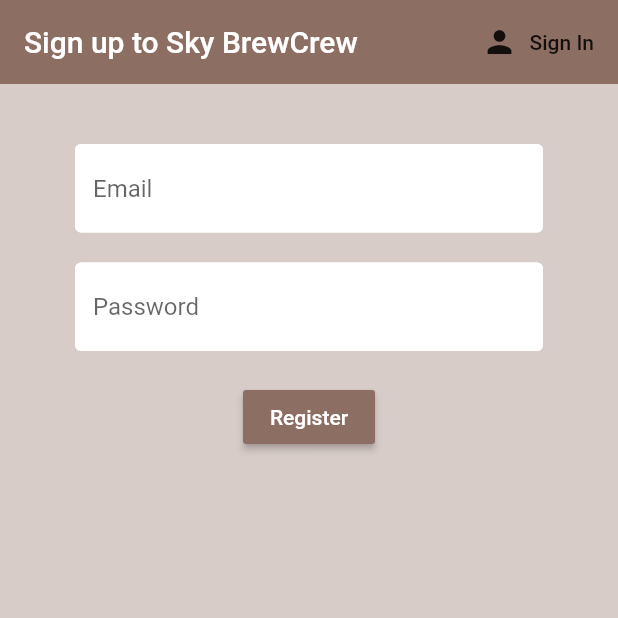
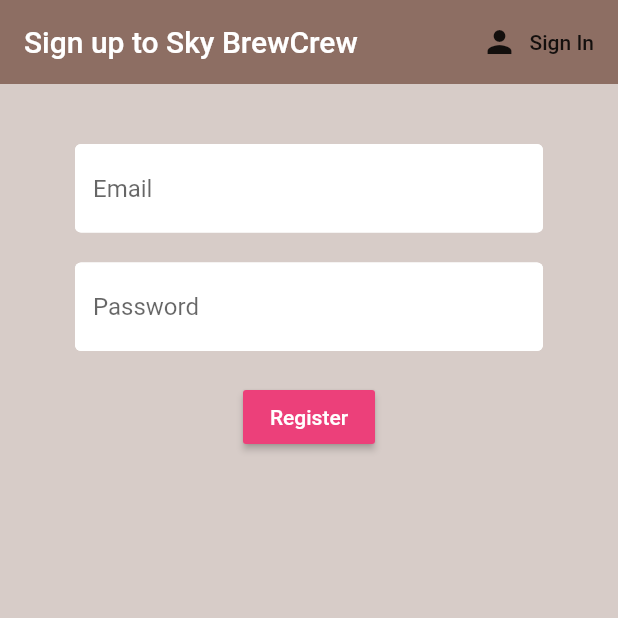
Before and after one commit to AlexSky230/brew_crew, a Flutter app: the screen it shows after launch, after a tap on "Sign In", after a tap on "Register", on a phone screen of 412 x 824 dp, the top half of it. Run offline on Flutter 3.47's test engine with Material 2 defaults, Android fonts, the phone set to English and light mode, and no system bars; our stand-ins replace firebase_auth, firebase_core, flutter_spinkit; accounts and stored records are empty.

Commit message:
Styles returned to tutorial styles

```diff
--- a/lib/common/constants.dart
+++ b/lib/common/constants.dart
@@ -8,7 +8,7 @@ final textImportDecoration = InputDecoration(
   ),
   focusedBorder: OutlineInputBorder(
     borderSide: BorderSide(
-        color: Colors.brown[400],
+        color: Colors.pink[400],
         width: 2
     ),
   ),
--- a/lib/screens/authenticate/register.dart
+++ b/lib/screens/authenticate/register.dart
@@ -71,7 +71,7 @@ class _RegisterState extends State<Register> {
               ),
               SizedBox(height: 20),
               RaisedButton(
-                color: Colors.brown[400],
+                color: Colors.pink[400],
                 child: Text(
                   'Register',
                   style: TextStyle(color: Colors.white),
--- a/lib/screens/authenticate/sign_in.dart
+++ b/lib/screens/authenticate/sign_in.dart
@@ -72,7 +72,7 @@ class _SignInState extends State<SignIn> {
               ),
               SizedBox(height: 20),
               RaisedButton(
-                color: Colors.brown[400],
+                color: Colors.pink[400],
                 child: Text(
                   'Sign In',
                   style: TextStyle(color: Colors.white),
```
